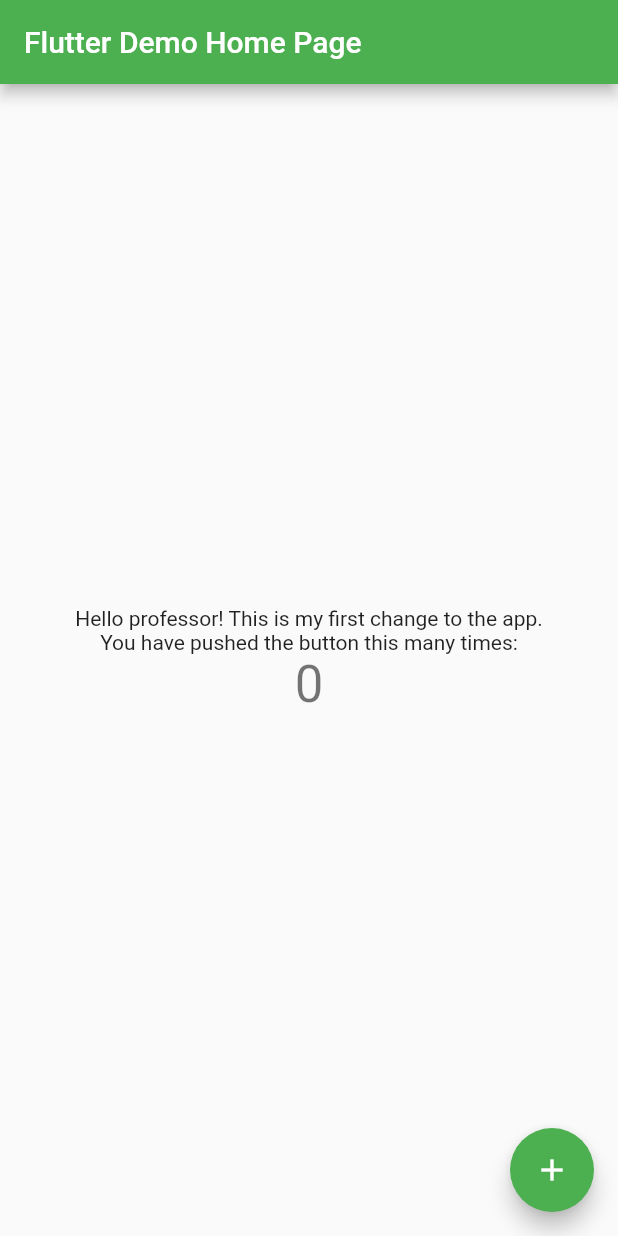
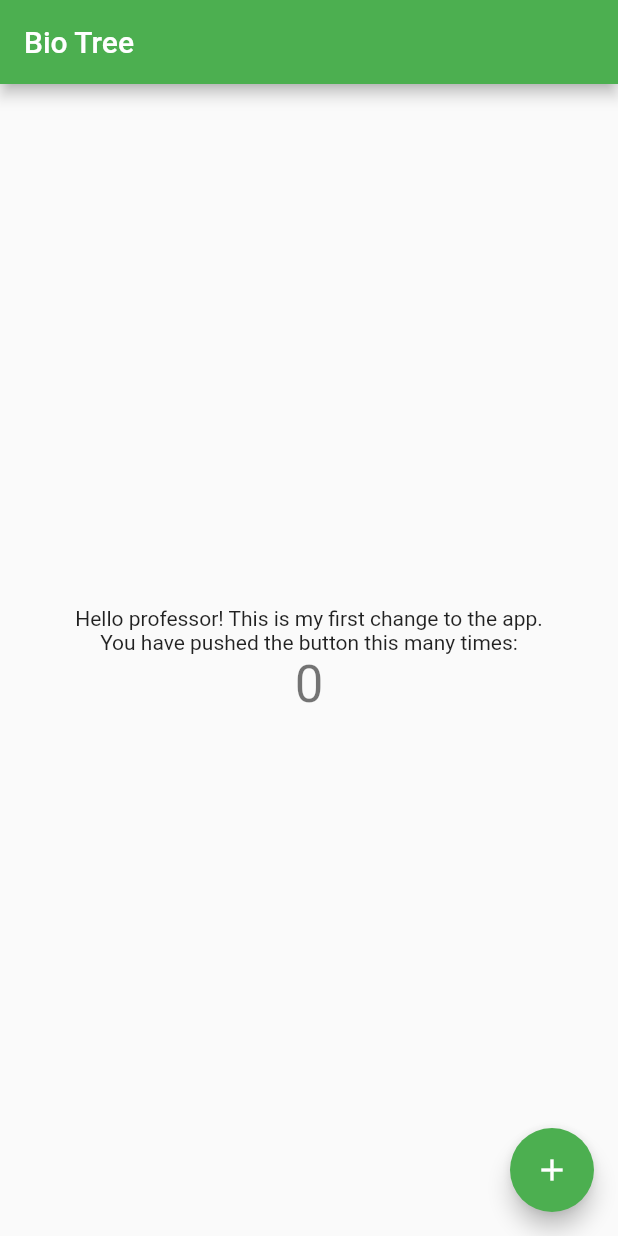
Before and after one commit to jecervantes/bio_tree_app, a Flutter app: the screen it shows after launch, on a phone screen of 412 x 824 dp. Run offline on Flutter 3.47's test engine with Material 2 defaults, Android fonts, the phone set to English and light mode, and no system bars.

Commit message:
Changed the title of the app

```diff
--- a/lib/main.dart
+++ b/lib/main.dart
@@ -22,7 +22,7 @@ class MyApp extends StatelessWidget {
         // is not restarted.
         primarySwatch: Colors.green,
       ),
-      home: MyHomePage(title: 'Flutter Demo Home Page'),
+      home: MyHomePage(title: 'Bio Tree'),
     );
   }
 }
```
